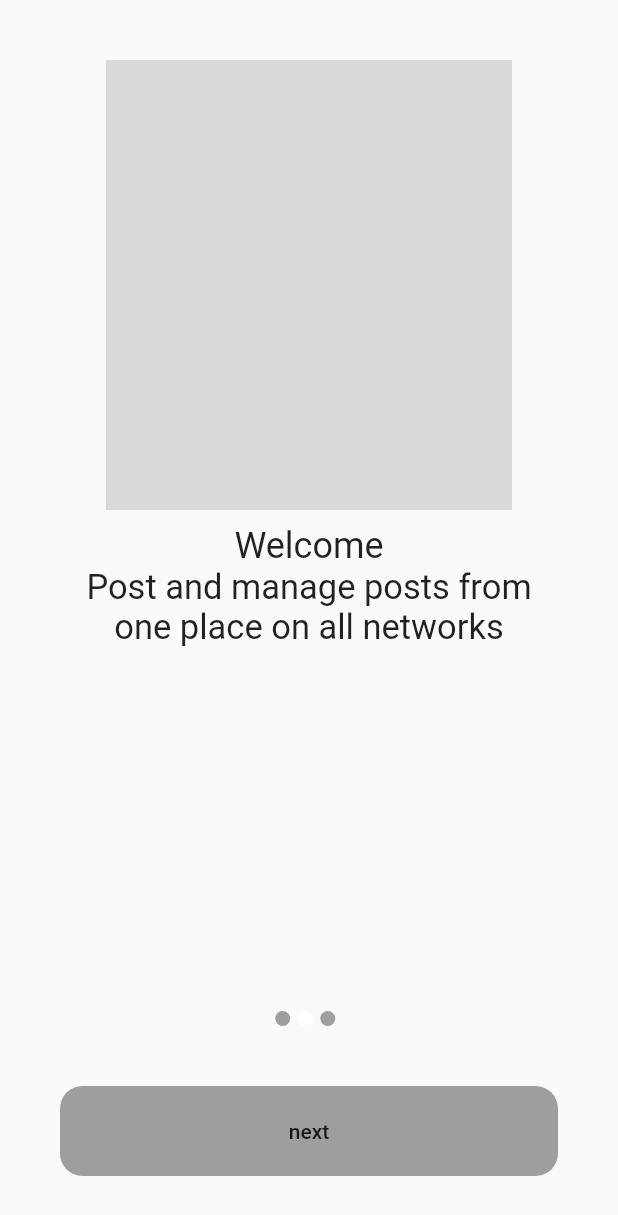
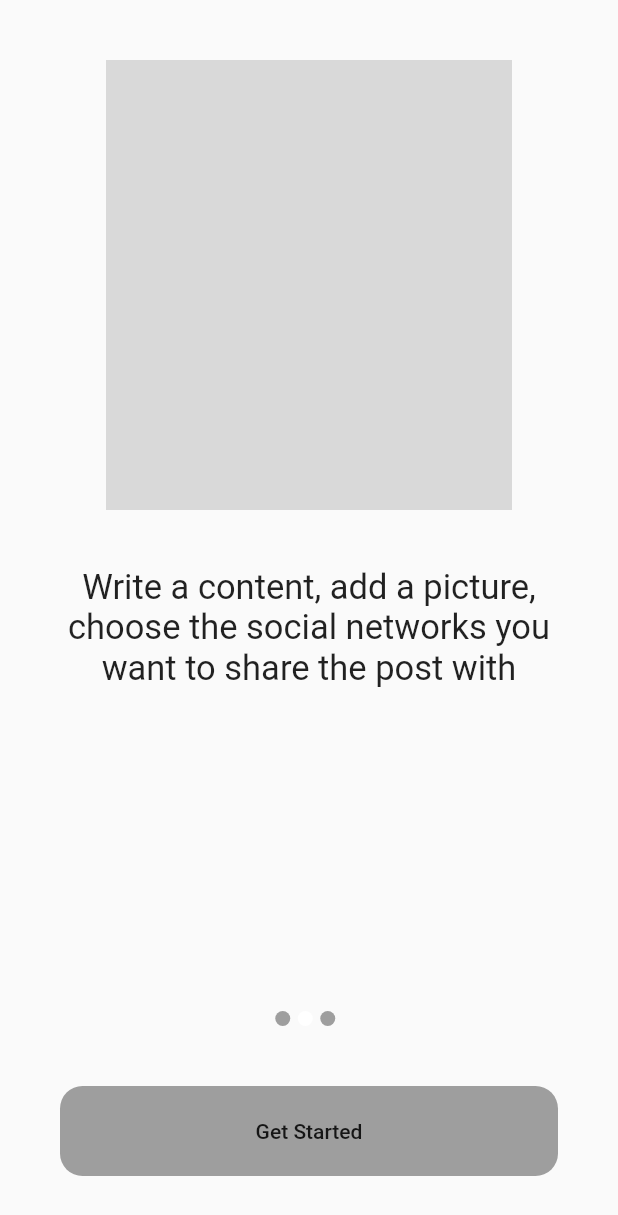
Before and after one commit to northernerwolf/Post_id, a Flutter app: the screen it shows after launch, swiped to page 2, on a phone screen of 412 x 824 dp. Shown: the top 1215 px of the screen. Run offline on Flutter 3.47's test engine with Material 2 defaults, Android fonts, the phone set to English and light mode, and no system bars.

Commit message:
onBording screen fnished

```diff
--- a/lib/models/conttent_models.dart
+++ b/lib/models/conttent_models.dart
@@ -11,16 +11,18 @@ List<UnboardingContent> contents = [
   UnboardingContent(
     iamge: 'lib/assets/images/screen1.png',
     title: "Welcome",
-    description: "Post and manage posts from one place on all networks  ",
-  ),
-  UnboardingContent(
-    iamge: 'lib/assets/images/screen1.png',
-    title: "Welcome",
     description: "Post and manage posts from one place on all networks",
   ),
   UnboardingContent(
     iamge: 'lib/assets/images/screen1.png',
-    title: "Welcome",
-    description: "Post and manage posts from one place on all networks",
+    title: "",
+    description:
+        "Write a content, add a picture, choose the social networks you want to share the post with",
+  ),
+  UnboardingContent(
+    iamge: 'lib/assets/images/screen1.png',
+    title: "",
+    description:
+        "Comment on posts through the app and see how many exposures each post received",
   ),
 ];
--- a/lib/screens/onbordingscreen.dart
+++ b/lib/screens/onbordingscreen.dart
@@ -2,6 +2,7 @@ import 'package:flutter/material.dart';
 import 'package:flutter/src/foundation/key.dart';
 import 'package:flutter/src/widgets/framework.dart';
 import 'package:post_id/models/conttent_models.dart';
+import 'package:post_id/screens/loginscreen.dart';
 
 class OnebordingScreen extends StatefulWidget {
   const OnebordingScreen({Key? key}) : super(key: key);
@@ -12,6 +13,21 @@ class OnebordingScreen extends StatefulWidget {
 
 class _OnebordingScreenState extends State<OnebordingScreen> {
   int currentIndex = 0;
+  late PageController _controller;
+
+  @override
+  void initState() {
+    _controller = PageController(initialPage: 0);
+    // TODO: implement initState
+    super.initState();
+  }
+
+  @override
+  void dispose() {
+    _controller.dispose();
+    super.dispose();
+  }
+
   @override
   Widget build(BuildContext context) {
     return Scaffold(
@@ -20,6 +36,7 @@ class _OnebordingScreenState extends State<OnebordingScreen> {
           children: [
             Expanded(
               child: PageView.builder(
+                controller: _controller,
                 itemCount: contents.length,
                 onPageChanged: (int index) {
                   setState(() {
@@ -70,8 +87,16 @@ class _OnebordingScreenState extends State<OnebordingScreen> {
               margin: EdgeInsets.all(40),
               width: double.infinity,
               child: FlatButton(
-                child: const Text('next'),
-                onPressed: () {},
+                child: const Text('Get Started'),
+                onPressed: () {
+                  if (currentIndex == contents.length - 1) {
+                    Navigator.of(context).push(MaterialPageRoute(
+                        builder: (context) => const LoginScreen()));
+                  }
+                  _controller.nextPage(
+                      duration: Duration(microseconds: 100),
+                      curve: Curves.bounceIn);
+                },
                 color: Colors.grey,
                 shape: RoundedRectangleBorder(
                     borderRadius: BorderRadius.circular(15)),
```
